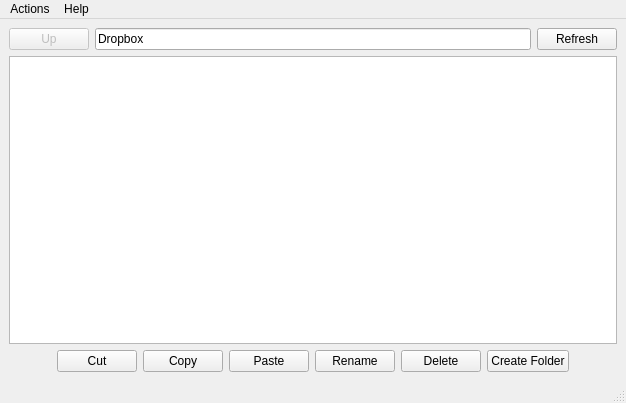
Old version of the form mainwindow.ui in the repository lawand/droper.
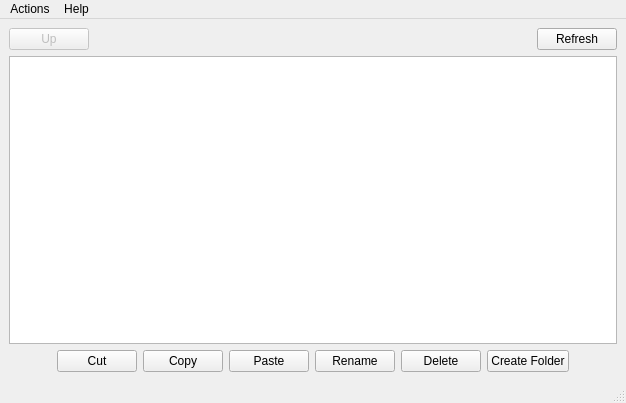
New version of the form. Icons and pictures are not drawn.

Commit message: replaced the QLineEdit with a QLabel

What changed in the file:
```diff
--- a/mainwindow.ui
+++ b/mainwindow.ui
@@ -32,15 +32,41 @@
        </widget>
       </item>
       <item>
-       <widget class="QLineEdit" name="currentFolderLineEdit">
+       <spacer name="horizontalSpacer_3">
+        <property name="orientation">
+         <enum>Qt::Horizontal</enum>
+        </property>
+        <property name="sizeHint" stdset="0">
+         <size>
+          <width>40</width>
+          <height>20</height>
+         </size>
+        </property>
+       </spacer>
+      </item>
+      <item>
+       <widget class="QLabel" name="currentFolderLabel">
         <property name="text">
-         <string>Dropbox</string>
+         <string/>
         </property>
-        <property name="readOnly">
-         <bool>true</bool>
+        <property name="alignment">
+         <set>Qt::AlignCenter</set>
         </property>
        </widget>
       </item>
+      <item>
+       <spacer name="horizontalSpacer_4">
+        <property name="orientation">
+         <enum>Qt::Horizontal</enum>
+        </property>
+        <property name="sizeHint" stdset="0">
+         <size>
+          <width>40</width>
+          <height>20</height>
+         </size>
+        </property>
+       </spacer>
+      </item>
       <item>
        <widget class="QPushButton" name="refreshPushButton">
         <property name="text">
```
The commit also changes 1 other file.
